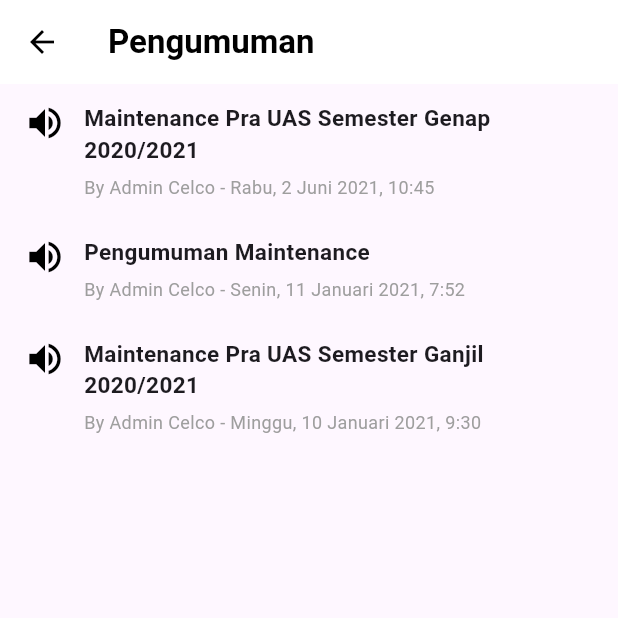
After one commit to ekanurandin/Flutter-Project-Uas-Learning-Management-System, a Flutter app: the HomePage screen opened directly, after a tap on "Lihat Semua", on a phone screen of 412 x 824 dp, the top half of it. The commit adds this screen. Run offline on Flutter 3.47's test engine with Material 3 defaults, Android fonts, the phone set to English and light mode, and no system bars.

Commit message:
menambah halaman pengumuman atau announcement page, ketika meng klik lihat semua pada halaman home

```diff
--- /dev/null
+++ b/lib/announcement_page.dart
@@ -0,0 +1,84 @@
+import 'package:flutter/material.dart';
+
+class AnnouncementPage extends StatelessWidget {
+  @override
+  Widget build(BuildContext context) {
+    return Scaffold(
+      appBar: AppBar(
+        leading: IconButton(
+          icon: Icon(Icons.arrow_back),
+          onPressed: () => Navigator.pop(context),
+        ),
+        title: Text(
+          'Pengumuman',
+          style: TextStyle(fontWeight: FontWeight.bold),
+        ),
+        backgroundColor: Colors.white,
+        foregroundColor: Colors.black,
+        elevation: 0,
+      ),
+      body: ListView(
+        children: [
+          announcementItem(
+            title: 'Maintenance Pra UAS Semester Genap 2020/2021',
+            author: 'Admin Celco',
+            date: 'Rabu, 2 Juni 2021, 10:45',
+          ),
+          announcementItem(
+            title: 'Pengumuman Maintenance',
+            author: 'Admin Celco',
+            date: 'Senin, 11 Januari 2021, 7:52',
+          ),
+          announcementItem(
+            title: 'Maintenance Pra UAS Semester Ganjil 2020/2021',
+            author: 'Admin Celco',
+            date: 'Minggu, 10 Januari 2021, 9:30',
+          ),
+        ],
+      ),
+    );
+  }
+
+  Widget announcementItem({
+    required String title,
+    required String author,
+    required String date,
+  }) {
+    return Padding(
+      padding: const EdgeInsets.symmetric(horizontal: 16, vertical: 12),
+      child: Row(
+        crossAxisAlignment: CrossAxisAlignment.start,
+        children: [
+          Icon(
+            Icons.volume_up,
+            size: 28,
+            color: Colors.black,
+          ),
+          SizedBox(width: 12),
+          Expanded(
+            child: Column(
+              crossAxisAlignment: CrossAxisAlignment.start,
+              children: [
+                Text(
+                  title,
+                  style: TextStyle(
+                    fontSize: 15,
+                    fontWeight: FontWeight.w600,
+                  ),
+                ),
+                SizedBox(height: 6),
+                Text(
+                  'By $author - $date',
+                  style: TextStyle(
+                    fontSize: 12,
+                    color: Colors.grey,
+                  ),
+                ),
+              ],
+            ),
+          ),
+        ],
+      ),
+    );
+  }
+}
--- a/lib/home page.dart
+++ b/lib/home page.dart
@@ -1,6 +1,7 @@
 import 'package:flutter/material.dart';
 import 'profile_page.dart';
 import 'class_page.dart';
+import 'announcement_page.dart';
 
 class HomePage extends StatelessWidget {
   @override
@@ -129,14 +130,22 @@ class HomePage extends StatelessWidget {
               padding: const EdgeInsets.symmetric(horizontal: 20),
               child: Row(
                 mainAxisAlignment: MainAxisAlignment.spaceBetween,
-                children: const [
-                  Text(
+                children: [
+                  const Text(
                     'Pengumuman Terakhir',
                     style: TextStyle(fontSize: 16, fontWeight: FontWeight.bold),
                   ),
-                  Text(
-                    'Lihat Semua',
-                    style: TextStyle(color: Colors.blue),
+                  GestureDetector(
+                    onTap: () {
+                      Navigator.push(
+                        context,
+                        MaterialPageRoute(builder: (context) => AnnouncementPage()),
+                      );
+                    },
+                    child: const Text(
+                      'Lihat Semua',
+                      style: TextStyle(color: Colors.blue),
+                    ),
                   ),
                 ],
               ),
```
